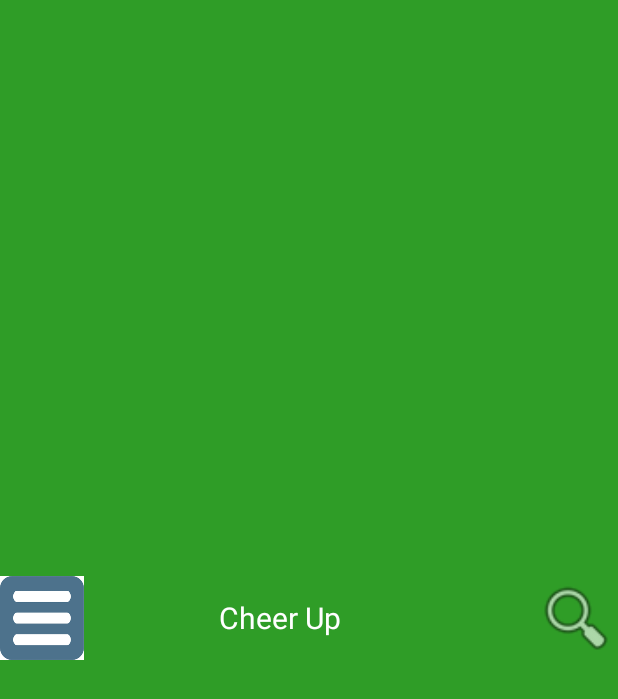
After one commit to znfmaltm/SkkuCheerUp01, an Android app: the layout custom_action.xml on its own in the app's theme, with its tools: preview values and no code run, on a phone screen of 412 x 824 dp. The commit adds this screen. Shown: the top 699 px of the screen. Run offline under Robolectric (Android 15) with nearby library versions, the phone set to English and light mode, and no system bars.

Commit message:
ActionBar

```diff
--- /dev/null
+++ b/app/src/main/res/layout/custom_action.xml
@@ -0,0 +1,32 @@
+<?xml version="1.0" encoding="utf-8"?>
+<RelativeLayout xmlns:android="http://schemas.android.com/apk/res/android"
+    android:gravity="center_vertical"
+    android:background="#2F9D27"
+    android:layout_width="match_parent"
+    android:layout_height="match_parent">
+
+    <ImageButton
+        android:id="@+id/btnBack"
+        android:layout_alignParentLeft="true"
+        android:layout_width="56dp"
+        android:layout_height="56dp"
+        android:background="@drawable/menub"/>
+
+    <TextView
+        android:text="Cheer Up"
+        android:id="@+id/title"
+        android:textSize="20sp"
+        android:textColor="#fff"
+        android:gravity="center_vertical"
+        android:layout_marginLeft="90dp"
+        android:layout_toRightOf="@id/btnBack"
+        android:layout_width="match_parent"
+        android:layout_height="56dp" />
+
+    <ImageButton
+        android:id="@+id/btnHistory"
+        android:layout_alignParentRight="true"
+        android:background="@android:drawable/ic_menu_search"
+        android:layout_width="56dp"
+        android:layout_height="56dp" />
+</RelativeLayout>
```
Also changed, not shown: app/src/main/java/org/kgh/skkucheerup/MainActivity.java (+23 -1 lines), app/src/main/res/drawable/menub.png (added).
